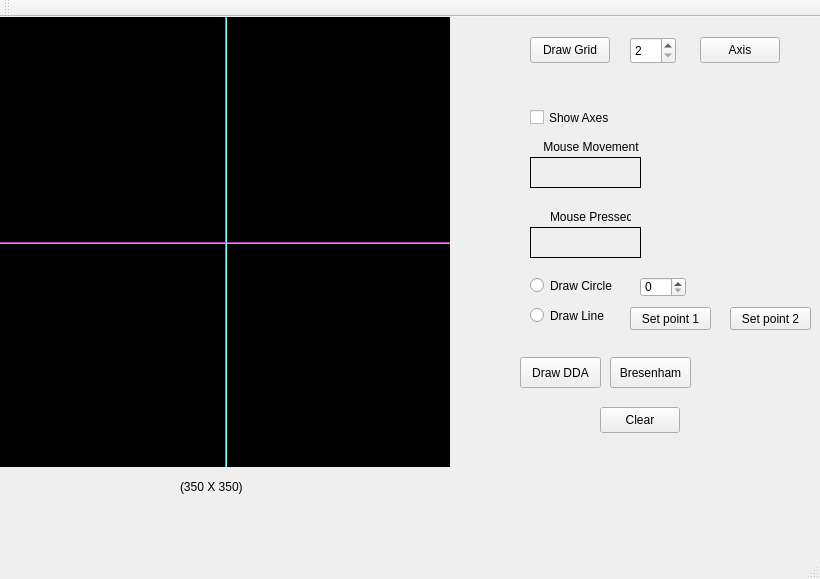
The window that thirdYear/graphics/DrawLine/mainwindow.ui (zulkernine/assignment) describes before a commit, drawn with Qt 5.
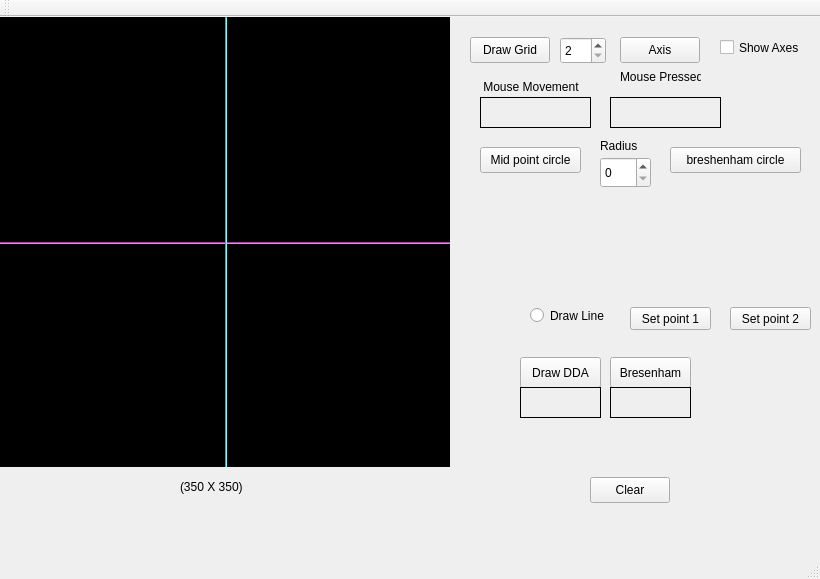
The same window after the commit. Custom widgets are drawn as their Qt base class.

The edit to the form file:
```diff
--- a/thirdYear/graphics/DrawLine/mainwindow.ui
+++ b/thirdYear/graphics/DrawLine/mainwindow.ui
@@ -39,8 +39,8 @@
    <widget class="QLabel" name="mouse_movement">
     <property name="geometry">
      <rect>
-      <x>530</x>
-      <y>140</y>
+      <x>480</x>
+      <y>80</y>
       <width>111</width>
       <height>31</height>
      </rect>
@@ -55,8 +55,8 @@
    <widget class="QLabel" name="label_3">
     <property name="geometry">
      <rect>
-      <x>530</x>
-      <y>120</y>
+      <x>470</x>
+      <y>60</y>
       <width>131</width>
       <height>20</height>
      </rect>
@@ -68,8 +68,8 @@
    <widget class="QLabel" name="mouse_pressed">
     <property name="geometry">
      <rect>
-      <x>530</x>
-      <y>210</y>
+      <x>610</x>
+      <y>80</y>
       <width>111</width>
       <height>31</height>
      </rect>
@@ -84,8 +84,8 @@
    <widget class="QLabel" name="label_5">
     <property name="geometry">
      <rect>
-      <x>550</x>
-      <y>190</y>
+      <x>620</x>
+      <y>50</y>
       <width>81</width>
       <height>20</height>
      </rect>
@@ -143,8 +143,8 @@
    <widget class="QCheckBox" name="show_axes">
     <property name="geometry">
      <rect>
-      <x>530</x>
-      <y>90</y>
+      <x>720</x>
+      <y>20</y>
       <width>91</width>
       <height>21</height>
      </rect>
@@ -169,26 +169,13 @@
    <widget class="QSpinBox" name="circle_radius">
     <property name="geometry">
      <rect>
-      <x>640</x>
-      <y>260</y>
-      <width>46</width>
-      <height>20</height>
+      <x>600</x>
+      <y>140</y>
+      <width>51</width>
+      <height>31</height>
      </rect>
     </property>
    </widget>
-   <widget class="QRadioButton" name="draw_circle">
-    <property name="geometry">
-     <rect>
-      <x>530</x>
-      <y>260</y>
-      <width>91</width>
-      <height>17</height>
-     </rect>
-    </property>
-    <property name="text">
-     <string>Draw Circle</string>
-    </property>
-   </widget>
    <widget class="QRadioButton" name="draw_line">
     <property name="geometry">
      <rect>
@@ -231,7 +218,7 @@
    <widget class="QPushButton" name="drawGridButton">
     <property name="geometry">
      <rect>
-      <x>530</x>
+      <x>470</x>
       <y>20</y>
       <width>80</width>
       <height>26</height>
@@ -244,7 +231,7 @@
    <widget class="QSpinBox" name="gridSquareWidthInput">
     <property name="geometry">
      <rect>
-      <x>630</x>
+      <x>560</x>
       <y>20</y>
       <width>46</width>
       <height>27</height>
@@ -260,8 +247,8 @@
    <widget class="QPushButton" name="clearScreenButton">
     <property name="geometry">
      <rect>
-      <x>600</x>
-      <y>390</y>
+      <x>590</x>
+      <y>460</y>
       <width>80</width>
       <height>26</height>
      </rect>
@@ -273,7 +260,7 @@
    <widget class="QPushButton" name="drawGridAxisButton">
     <property name="geometry">
      <rect>
-      <x>700</x>
+      <x>620</x>
       <y>20</y>
       <width>80</width>
       <height>26</height>
@@ -296,6 +283,83 @@
      <string>Bresenham</string>
     </property>
    </widget>
+   <widget class="QLabel" name="dda_computation_time">
+    <property name="geometry">
+     <rect>
+      <x>520</x>
+      <y>370</y>
+      <width>81</width>
+      <height>31</height>
+     </rect>
+    </property>
+    <property name="autoFillBackground">
+     <bool>true</bool>
+    </property>
+    <property name="frameShape">
+     <enum>QFrame::Panel</enum>
+    </property>
+    <property name="text">
+     <string/>
+    </property>
+   </widget>
+   <widget class="QLabel" name="breshenham_line_computation_time">
+    <property name="geometry">
+     <rect>
+      <x>610</x>
+      <y>370</y>
+      <width>81</width>
+      <height>31</height>
+     </rect>
+    </property>
+    <property name="autoFillBackground">
+     <bool>true</bool>
+    </property>
+    <property name="frameShape">
+     <enum>QFrame::Box</enum>
+    </property>
+    <property name="text">
+     <string/>
+    </property>
+   </widget>
+   <widget class="QPushButton" name="draw_mid_point_circle">
+    <property name="geometry">
+     <rect>
+      <x>480</x>
+      <y>130</y>
+      <width>101</width>
+      <height>26</height>
+     </rect>
+    </property>
+    <property name="text">
+     <string>Mid point circle</string>
+    </property>
+   </widget>
+   <widget class="QPushButton" name="draw_breshenham_circle">
+    <property name="geometry">
+     <rect>
+      <x>670</x>
+      <y>130</y>
+      <width>131</width>
+      <height>26</height>
+     </rect>
+    </property>
+    <property name="text">
+     <string>breshenham circle</string>
+    </property>
+   </widget>
+   <widget class="QLabel" name="label">
+    <property name="geometry">
+     <rect>
+      <x>600</x>
+      <y>120</y>
+      <width>41</width>
+      <height>18</height>
+     </rect>
+    </property>
+    <property name="text">
+     <string>Radius</string>
+    </property>
+   </widget>
   </widget>
   <widget class="QMenuBar" name="menuBar">
    <property name="geometry">
```
